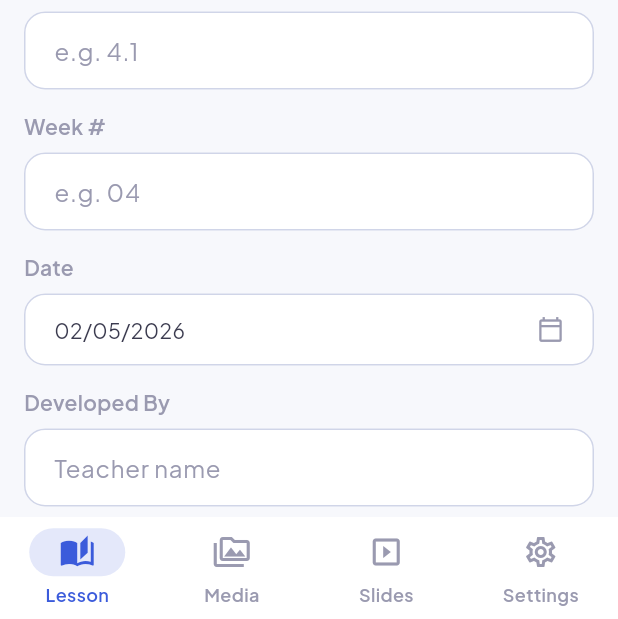
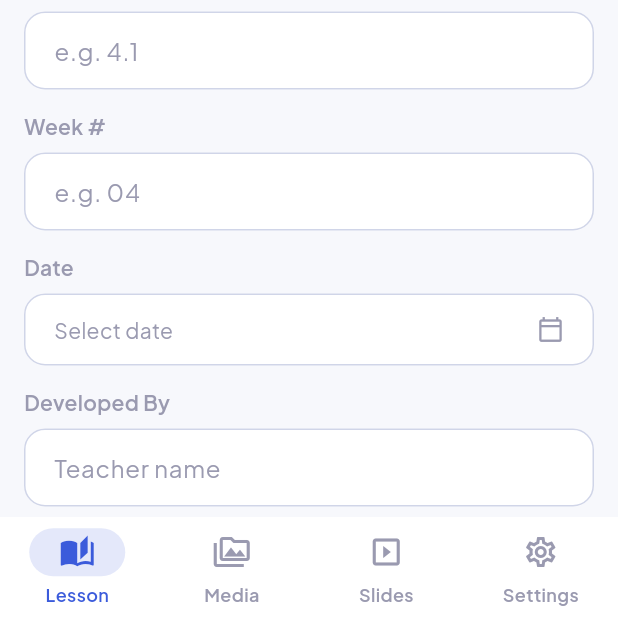
Before and after one commit to koderTalha/lesson-planner, a Flutter app: the screen it shows after launch, on a phone screen of 412 x 824 dp, the part 617-1236 px from its top. Run offline on Flutter 3.47's test engine with Material 3 defaults, Android fonts, the phone set to English and light mode, and no system bars; our stand-ins replace equatable, flutter_bloc, flutter_dotenv, google_fonts, open_file, pdf and 3 more; network calls fail.

Commit message:
PDF Modification

```diff
--- a/lib/core/storage/saved_lesson_pdf.dart
+++ b/lib/core/storage/saved_lesson_pdf.dart
@@ -9,7 +9,7 @@ class SavedLessonPdf extends Equatable {
   final String topic;
   final String? subTopic;
   final DateTime createdAt;
-  final DateTime lessonDate;
+  final DateTime? lessonDate;
   final int sizeBytes;
 
   const SavedLessonPdf({
@@ -20,7 +20,7 @@ class SavedLessonPdf extends Equatable {
     required this.topic,
     required this.subTopic,
     required this.createdAt,
-    required this.lessonDate,
+    this.lessonDate,
     required this.sizeBytes,
   });
 
@@ -34,7 +34,9 @@ class SavedLessonPdf extends Equatable {
     return parts.isEmpty ? 'Lesson plan' : parts.join(' · ');
   }
 
-  String get readableDate => DateFormat('d MMM yyyy').format(lessonDate);
+  String get readableDate => lessonDate != null
+      ? DateFormat('d MMM yyyy').format(lessonDate!)
+      : DateFormat('d MMM yyyy').format(createdAt);
 
   String get readableSize {
     if (sizeBytes < 1024) return '$sizeBytes B';
@@ -45,12 +47,14 @@ class SavedLessonPdf extends Equatable {
   }
 
   String get exportFilename {
-    final date = DateFormat('yyyyMMdd').format(lessonDate);
+    final dateStr = lessonDate != null
+        ? DateFormat('yyyyMMdd').format(lessonDate!)
+        : DateFormat('yyyyMMdd').format(createdAt);
     final parts = [
       'lesson',
       _slug(subject),
       _slug(topic),
-      date,
+      dateStr,
     ].where((p) => p.isNotEmpty).join('_');
     return '$parts.pdf';
   }
@@ -62,7 +66,7 @@ class SavedLessonPdf extends Equatable {
         'topic': topic,
         'subTopic': subTopic,
         'createdAt': createdAt.toIso8601String(),
-        'lessonDate': lessonDate.toIso8601String(),
+        if (lessonDate != null) 'lessonDate': lessonDate!.toIso8601String(),
       };
 
   factory SavedLessonPdf.fromJson(
@@ -79,8 +83,7 @@ class SavedLessonPdf extends Equatable {
       subTopic: j['subTopic'] as String?,
       createdAt:
           DateTime.tryParse(j['createdAt'] as String? ?? '') ?? DateTime.now(),
-      lessonDate:
-          DateTime.tryParse(j['lessonDate'] as String? ?? '') ?? DateTime.now(),
+      lessonDate: DateTime.tryParse(j['lessonDate'] as String? ?? ''),
       sizeBytes: sizeBytes,
     );
   }
--- a/lib/features/lesson_plan/bloc/lesson_plan_bloc.dart
+++ b/lib/features/lesson_plan/bloc/lesson_plan_bloc.dart
@@ -25,7 +25,9 @@ class LessonPlanBloc extends Bloc<LessonPlanEvent, LessonPlanState> {
       (e, emit) => emit(state.copyWith(period: e.period)),
     );
     on<LessonPlanDateChanged>(
-      (e, emit) => emit(state.copyWith(date: e.date)),
+      (e, emit) => emit(
+        state.copyWith(date: e.date, clearDate: e.date == null),
+      ),
     );
     on<LessonPlanObjectivesModeChanged>(
       (e, emit) => emit(state.copyWith(useAiObjectives: e.useAi)),
--- a/lib/features/lesson_plan/bloc/lesson_plan_event.dart
+++ b/lib/features/lesson_plan/bloc/lesson_plan_event.dart
@@ -24,7 +24,7 @@ class LessonPlanPeriodChanged extends LessonPlanEvent {
 }
 
 class LessonPlanDateChanged extends LessonPlanEvent {
-  final DateTime date;
+  final DateTime? date;
   const LessonPlanDateChanged(this.date);
   @override
   List<Object?> get props => [date];
--- a/lib/features/lesson_plan/bloc/lesson_plan_state.dart
+++ b/lib/features/lesson_plan/bloc/lesson_plan_state.dart
@@ -3,11 +3,9 @@ import 'package:equatable/equatable.dart';
 class LessonPlanState extends Equatable {
   static const defaultSession = '2026-2027';
   static const defaultPeriod = '40 minutes';
-  static final defaultDate = DateTime(2026, 5, 2);
-
   final String academicSession;
   final String period;
-  final DateTime date;
+  final DateTime? date;
   final bool useAiObjectives;
   final bool loading;
   final String? error;
@@ -17,7 +15,7 @@ class LessonPlanState extends Equatable {
   const LessonPlanState({
     required this.academicSession,
     required this.period,
-    required this.date,
+    this.date,
     required this.useAiObjectives,
     required this.loading,
     required this.error,
@@ -25,10 +23,10 @@ class LessonPlanState extends Equatable {
     this.lastSavedTitle,
   });
 
-  factory LessonPlanState.initial() => LessonPlanState(
+  factory LessonPlanState.initial() => const LessonPlanState(
         academicSession: defaultSession,
         period: defaultPeriod,
-        date: defaultDate,
+        date: null,
         useAiObjectives: true,
         loading: false,
         error: null,
@@ -38,6 +36,7 @@ class LessonPlanState extends Equatable {
     String? academicSession,
     String? period,
     DateTime? date,
+    bool clearDate = false,
     bool? useAiObjectives,
     bool? loading,
     String? error,
@@ -48,7 +47,7 @@ class LessonPlanState extends Equatable {
     return LessonPlanState(
       academicSession: academicSession ?? this.academicSession,
       period: period ?? this.period,
-      date: date ?? this.date,
+      date: clearDate ? null : (date ?? this.date),
       useAiObjectives: useAiObjectives ?? this.useAiObjectives,
       loading: loading ?? this.loading,
       error: clearError ? null : (error ?? this.error),
--- a/lib/features/lesson_plan/models/lesson_plan_input.dart
+++ b/lib/features/lesson_plan/models/lesson_plan_input.dart
@@ -21,7 +21,7 @@ class LessonPlanInput {
   final String academicSession;
   final String plannerNo;
   final String week;
-  final DateTime date;
+  final DateTime? date;
   final String teacherName;
   final String subject;
   final String className;
@@ -46,7 +46,7 @@ class LessonPlanInput {
       'academicSession': academicSession,
       'plannerNo': plannerNo,
       'week': week,
-      'date': date.toIso8601String().split('T').first,
+      if (date != null) 'date': date!.toIso8601String().split('T').first,
       'teacherName': teacherName,
       'subject': subject,
       'class': className,
--- a/lib/shared/widgets/app_form_field.dart
+++ b/lib/shared/widgets/app_form_field.dart
@@ -132,8 +132,8 @@ class LabeledDropdown<T> extends StatelessWidget {
 
 class LabeledDateField extends StatelessWidget {
   final String label;
-  final DateTime value;
-  final ValueChanged<DateTime> onChanged;
+  final DateTime? value;
+  final ValueChanged<DateTime?> onChanged;
   final DateTime? firstDate;
   final DateTime? lastDate;
   final String pattern;
@@ -153,7 +153,7 @@ class LabeledDateField extends StatelessWidget {
   Future<void> _pick(BuildContext context) async {
     final d = await showDatePicker(
       context: context,
-      initialDate: value,
+      initialDate: value ?? DateTime.now(),
       firstDate: firstDate ?? DateTime(2020),
       lastDate: lastDate ?? DateTime(2035),
     );
@@ -175,12 +175,29 @@ class LabeledDateField extends StatelessWidget {
             child: Row(
               mainAxisAlignment: MainAxisAlignment.spaceBetween,
               children: [
-                Text(DateFormat(pattern).format(value)),
-                Icon(
-                  Icons.calendar_today_outlined,
-                  size: 18,
-                  color: scheme.onSurfaceVariant,
+                Text(
+                  value != null
+                      ? DateFormat(pattern).format(value!)
+                      : 'Select date',
+                  style: value == null
+                      ? TextStyle(color: scheme.onSurfaceVariant)
+                      : null,
                 ),
+                if (value != null)
+                  GestureDetector(
+                    onTap: () => onChanged(null),
+                    child: Icon(
+                      Icons.close,
+                      size: 18,
+                      color: scheme.onSurfaceVariant,
+                    ),
+                  )
+                else
+                  Icon(
+                    Icons.calendar_today_outlined,
+                    size: 18,
+                    color: scheme.onSurfaceVariant,
+                  ),
               ],
             ),
           ),
```
Also changed, not shown: lib/features/lesson_plan/services/ai_lesson_service.dart (+6 -5 lines), lib/features/lesson_plan/services/lesson_plan_pdf.dart (+23 -5 lines), 1 other file.
